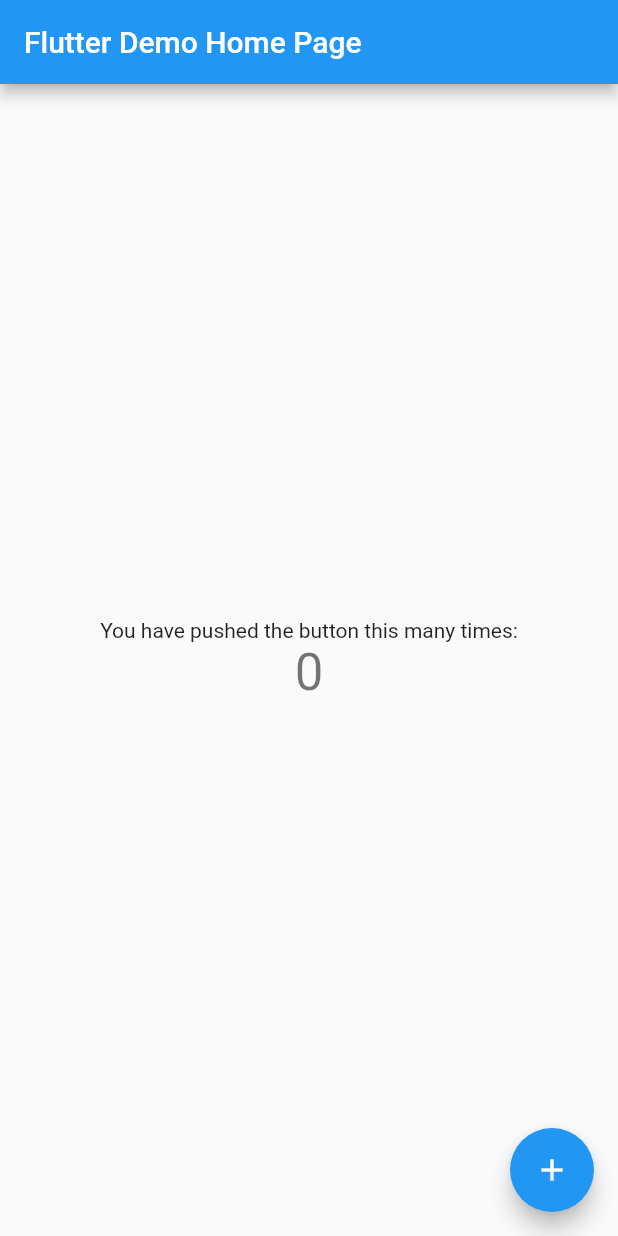
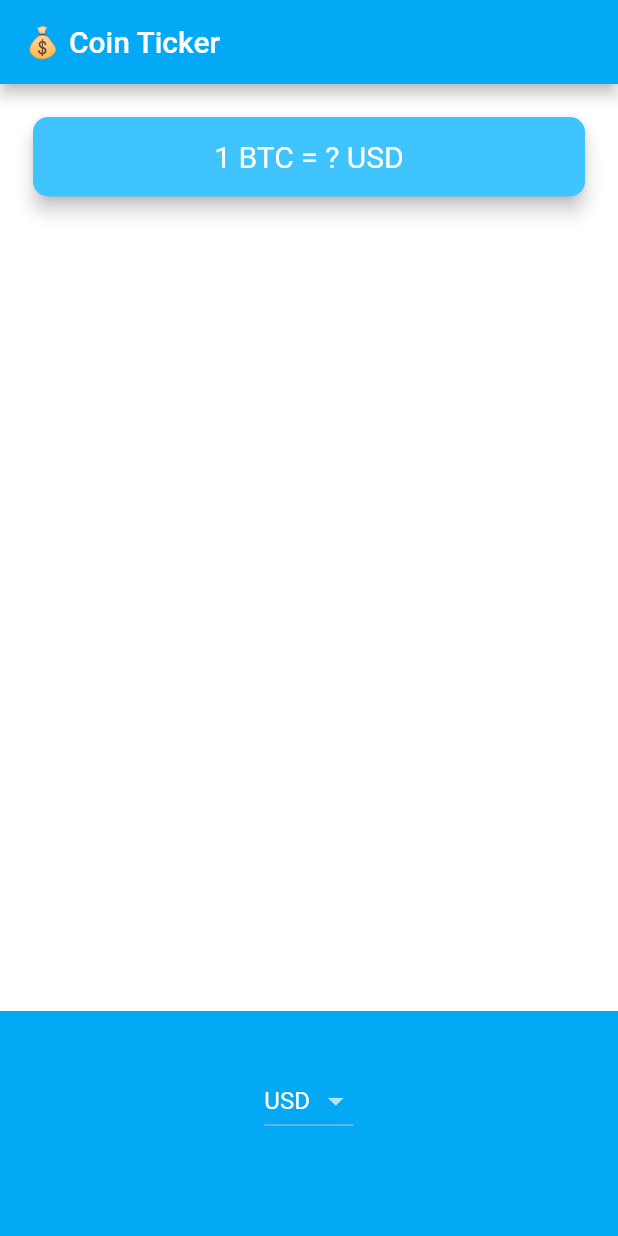
Before and after one commit to blugo1/bitboi, a Flutter app: the screen it shows after launch, on a phone screen of 412 x 824 dp. Run offline on Flutter 3.47's test engine with Material 2 defaults, Android fonts, the phone set to English and light mode, and no system bars.

Commit message:
Additional files added to the start project.

```diff
--- a/bitboi/lib/main.dart
+++ b/bitboi/lib/main.dart
@@ -1,111 +1,16 @@
 import 'package:flutter/material.dart';
+import 'pages/pricepage.dart';
 
 void main() => runApp(MyApp());
 
 class MyApp extends StatelessWidget {
-  // This widget is the root of your application.
   @override
   Widget build(BuildContext context) {
     return MaterialApp(
-      title: 'Flutter Demo',
-      theme: ThemeData(
-        // This is the theme of your application.
-        //
-        // Try running your application with "flutter run". You'll see the
-        // application has a blue toolbar. Then, without quitting the app, try
-        // changing the primarySwatch below to Colors.green and then invoke
-        // "hot reload" (press "r" in the console where you ran "flutter run",
-        // or simply save your changes to "hot reload" in a Flutter IDE).
-        // Notice that the counter didn't reset back to zero; the application
-        // is not restarted.
-        primarySwatch: Colors.blue,
-      ),
-      home: MyHomePage(title: 'Flutter Demo Home Page'),
+      theme: ThemeData.dark().copyWith(
+          primaryColor: Colors.lightBlue,
+          scaffoldBackgroundColor: Colors.white),
+      home: PricePage(),
     );
   }
 }
-
-class MyHomePage extends StatefulWidget {
-  MyHomePage({Key key, this.title}) : super(key: key);
-
-  // This widget is the home page of your application. It is stateful, meaning
-  // that it has a State object (defined below) that contains fields that affect
-  // how it looks.
-
-  // This class is the configuration for the state. It holds the values (in this
-  // case the title) provided by the parent (in this case the App widget) and
-  // used by the build method of the State. Fields in a Widget subclass are
-  // always marked "final".
-
-  final String title;
-
-  @override
-  _MyHomePageState createState() => _MyHomePageState();
-}
-
-class _MyHomePageState extends State<MyHomePage> {
-  int _counter = 0;
-
-  void _incrementCounter() {
-    setState(() {
-      // This call to setState tells the Flutter framework that something has
-      // changed in this State, which causes it to rerun the build method below
-      // so that the display can reflect the updated values. If we changed
-      // _counter without calling setState(), then the build method would not be
-      // called again, and so nothing would appear to happen.
-      _counter++;
-    });
-  }
-
-  @override
-  Widget build(BuildContext context) {
-    // This method is rerun every time setState is called, for instance as done
-    // by the _incrementCounter method above.
-    //
-    // The Flutter framework has been optimized to make rerunning build methods
-    // fast, so that you can just rebuild anything that needs updating rather
-    // than having to individually change instances of widgets.
-    return Scaffold(
-      appBar: AppBar(
-        // Here we take the value from the MyHomePage object that was created by
-        // the App.build method, and use it to set our appbar title.
-        title: Text(widget.title),
-      ),
-      body: Center(
-        // Center is a layout widget. It takes a single child and positions it
-        // in the middle of the parent.
-        child: Column(
-          // Column is also a layout widget. It takes a list of children and
-          // arranges them vertically. By default, it sizes itself to fit its
-          // children horizontally, and tries to be as tall as its parent.
-          //
-          // Invoke "debug painting" (press "p" in the console, choose the
-          // "Toggle Debug Paint" action from the Flutter Inspector in Android
-          // Studio, or the "Toggle Debug Paint" command in Visual Studio Code)
-          // to see the wireframe for each widget.
-          //
-          // Column has various properties to control how it sizes itself and
-          // how it positions its children. Here we use mainAxisAlignment to
-          // center the children vertically; the main axis here is the vertical
-          // axis because Columns are vertical (the cross axis would be
-          // horizontal).
-          mainAxisAlignment: MainAxisAlignment.center,
-          children: <Widget>[
-            Text(
-              'You have pushed the button this many times:',
-            ),
-            Text(
-              '$_counter',
-              style: Theme.of(context).textTheme.display1,
-            ),
-          ],
-        ),
-      ),
-      floatingActionButton: FloatingActionButton(
-        onPressed: _incrementCounter,
-        tooltip: 'Increment',
-        child: Icon(Icons.add),
-      ), // This trailing comma makes auto-formatting nicer for build methods.
-    );
-  }
-}
--- /dev/null
+++ b/bitboi/lib/models/coindata.dart
@@ -0,0 +1,31 @@
+const List<String> currenciesList = [
+  'AUD',
+  'BRL',
+  'CAD',
+  'CNY',
+  'EUR',
+  'GBP',
+  'HKD',
+  'IDR',
+  'ILS',
+  'INR',
+  'JPY',
+  'MXN',
+  'NOK',
+  'NZD',
+  'PLN',
+  'RON',
+  'RUB',
+  'SEK',
+  'SGD',
+  'USD',
+  'ZAR'
+];
+
+const List<String> cryptoList = [
+  'BTC',
+  'ETH',
+  'LTC',
+];
+
+class CoinData {}
--- /dev/null
+++ b/bitboi/lib/pages/pricepage.dart
@@ -0,0 +1,109 @@
+import 'package:flutter/material.dart';
+import 'package:flutter/cupertino.dart';
+import 'package:bitboi/models/coindata.dart';
+import 'dart:io' show Platform;
+
+class PricePage extends StatefulWidget {
+  @override
+  _PricePageState createState() => _PricePageState();
+}
+
+class _PricePageState extends State<PricePage> {
+  String selectedCurrency = 'USD';
+
+  //Dropdown method for android style selector
+  DropdownButton<String> androidDropdown() {
+    List<DropdownMenuItem<String>> dropdownItems = [];
+    for (int i = 0; i < currenciesList.length; i++) {
+      var newItem = DropdownMenuItem(
+        child: Text(currenciesList[i]),
+        value: currenciesList[i],
+      );
+
+      dropdownItems.add(newItem);
+    }
+
+    return DropdownButton<String>(
+        value: selectedCurrency,
+        items: dropdownItems,
+        onChanged: (value) {
+          setState(() {
+            selectedCurrency = value;
+          });
+        });
+  }
+
+  //Dopdown method for ios style selector
+  CupertinoPicker iOSPicker() {
+    List<Text> textItems = [];
+
+    for (int i = 0; i < currenciesList.length; i++) {
+      var newText = Text(
+        currenciesList[i],
+        style: TextStyle(color: Colors.white),
+      );
+      textItems.add(newText);
+    }
+
+    return CupertinoPicker(
+        backgroundColor: Colors.lightBlue,
+        itemExtent: 32.0,
+        onSelectedItemChanged: (selectedIndex) {
+          print(selectedIndex);
+        },
+        children: textItems);
+  }
+
+  //Check the platform and return the correct selector UI
+  getPicker() {
+    if (Platform.isIOS) {
+      return iOSPicker();
+    } else if (Platform.isAndroid) {
+      return androidDropdown();
+    } else {
+      return null;
+    }
+  }
+
+  @override
+  Widget build(BuildContext context) {
+    return Scaffold(
+      appBar: AppBar(
+        title: Text('💰 Coin Ticker'),
+      ),
+      body: Column(
+        mainAxisAlignment: MainAxisAlignment.spaceBetween,
+        crossAxisAlignment: CrossAxisAlignment.stretch,
+        children: <Widget>[
+          Padding(
+            padding: EdgeInsets.fromLTRB(18.0, 18.0, 18.0, 0),
+            child: Card(
+              color: Colors.lightBlueAccent,
+              elevation: 5.0,
+              shape: RoundedRectangleBorder(
+                borderRadius: BorderRadius.circular(10.0),
+              ),
+              child: Padding(
+                padding: EdgeInsets.symmetric(vertical: 15.0, horizontal: 28.0),
+                child: Text(
+                  '1 BTC = ? USD', //Placeholder
+                  textAlign: TextAlign.center,
+                  style: TextStyle(
+                    fontSize: 20.0,
+                    color: Colors.white,
+                  ),
+                ),
+              ),
+            ),
+          ),
+          Container(
+              height: 150.0,
+              alignment: Alignment.center,
+              padding: EdgeInsets.only(bottom: 30.0),
+              color: Colors.lightBlue,
+              child: getPicker()),
+        ],
+      ),
+    );
+  }
+}
```
